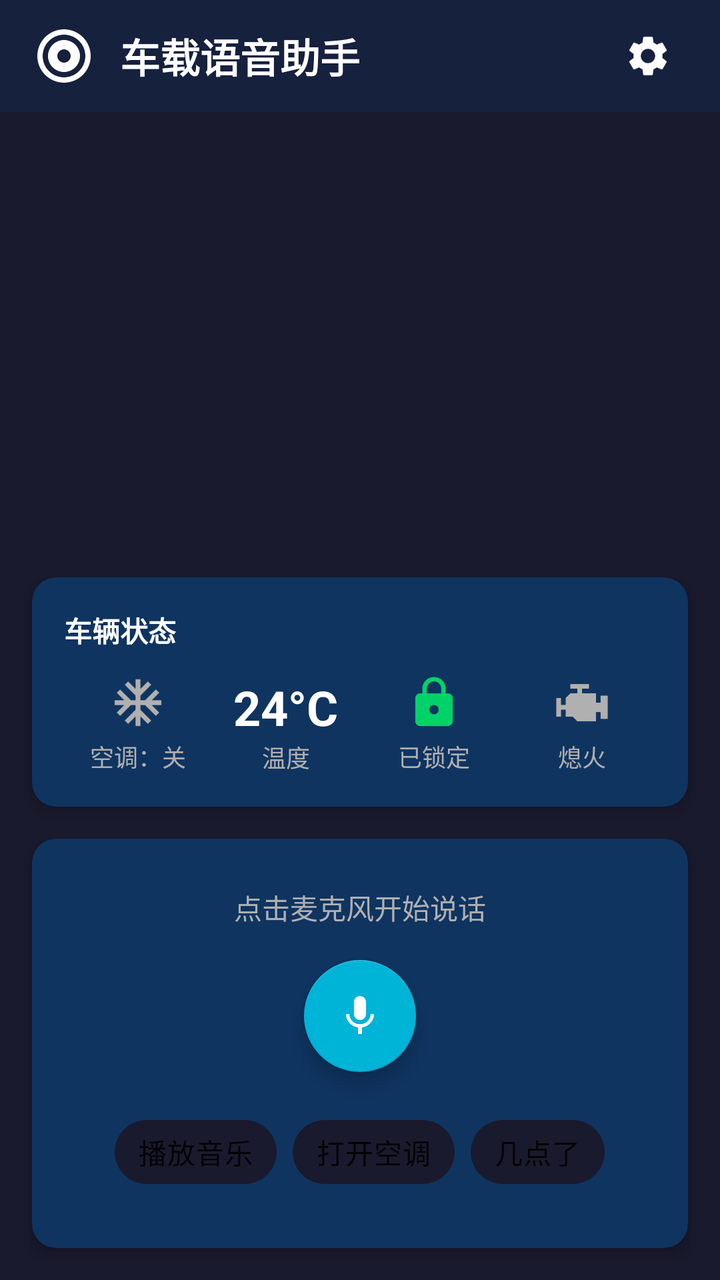
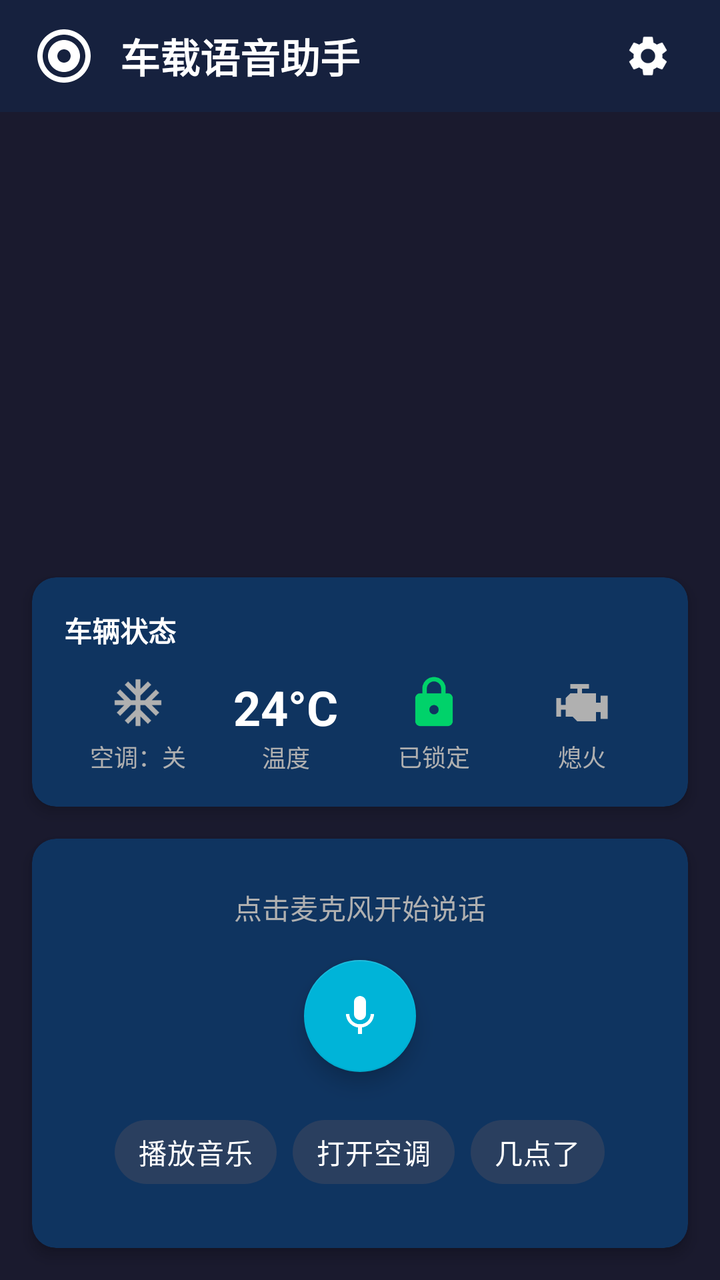

Two renders of the same Android screen: before a commit and after it. Below are the layout's source before the change and the commit's diff.
<!-- AndroidManifest.xml: activity theme Theme.VoiceAssistant.NoActionBar -->
<!-- res/layout/activity_main.xml -->
<?xml version="1.0" encoding="utf-8"?>
<androidx.constraintlayout.widget.ConstraintLayout xmlns:android="http://schemas.android.com/apk/res/android"
    xmlns:app="http://schemas.android.com/apk/res-auto"
    xmlns:tools="http://schemas.android.com/tools"
    android:id="@+id/main"
    android:layout_width="match_parent"
    android:layout_height="match_parent"
    android:background="@color/background_dark"
    tools:context=".ui.MainActivity">

    
    <LinearLayout
        android:id="@+id/titleBar"
        android:layout_width="match_parent"
        android:layout_height="56dp"
        android:background="@color/primary_dark"
        android:gravity="center_vertical"
        android:orientation="horizontal"
        android:paddingHorizontal="16dp"
        app:layout_constraintTop_toTopOf="parent">

        <ImageView
            android:layout_width="32dp"
            android:layout_height="32dp"
            android:src="@drawable/ic_assistant"
            app:tint="@color/white" />

        <TextView
            android:layout_width="0dp"
            android:layout_height="wrap_content"
            android:layout_marginStart="12dp"
            android:layout_weight="1"
            android:text="车载语音助手"
            android:textColor="@color/white"
            android:textSize="20sp"
            android:textStyle="bold" />

        <ImageButton
            android:id="@+id/btnSettings"
            android:layout_width="40dp"
            android:layout_height="40dp"
            android:background="?attr/selectableItemBackgroundBorderless"
            android:src="@drawable/ic_settings"
            app:tint="@color/white" />
    </LinearLayout>

    
    <androidx.recyclerview.widget.RecyclerView
        android:id="@+id/dialogRecyclerView"
        android:layout_width="match_parent"
        android:layout_height="0dp"
        android:clipToPadding="false"
        android:padding="16dp"
        app:layout_constraintBottom_toTopOf="@id/vehicleStatusCard"
        app:layout_constraintTop_toBottomOf="@id/titleBar" />

    
    <com.google.android.material.card.MaterialCardView
        android:id="@+id/vehicleStatusCard"
        android:layout_width="match_parent"
        android:layout_height="wrap_content"
        android:layout_marginHorizontal="16dp"
        android:layout_marginBottom="16dp"
        app:cardBackgroundColor="@color/card_background"
        app:cardCornerRadius="12dp"
        app:cardElevation="4dp"
        app:layout_constraintBottom_toTopOf="@id/voiceInputCard">

        <LinearLayout
            android:layout_width="match_parent"
            android:layout_height="wrap_content"
            android:orientation="vertical"
            android:padding="16dp">

            <TextView
                android:layout_width="wrap_content"
                android:layout_height="wrap_content"
                android:text="车辆状态"
                android:textColor="@color/text_primary"
                android:textSize="14sp"
                android:textStyle="bold" />

            <LinearLayout
                android:layout_width="match_parent"
                android:layout_height="wrap_content"
                android:layout_marginTop="12dp"
                android:orientation="horizontal">

                
                <LinearLayout
                    android:layout_width="0dp"
                    android:layout_height="wrap_content"
                    android:layout_weight="1"
                    android:gravity="center"
                    android:orientation="vertical">

                    <ImageView
                        android:id="@+id/iconAC"
                        android:layout_width="28dp"
                        android:layout_height="28dp"
                        android:src="@drawable/ic_ac"
                        app:tint="@color/text_secondary" />

                    <TextView
                        android:id="@+id/tvACStatus"
                        android:layout_width="wrap_content"
                        android:layout_height="wrap_content"
                        android:layout_marginTop="4dp"
                        android:text="空调：关"
                        android:textColor="@color/text_secondary"
                        android:textSize="12sp" />
                </LinearLayout>

                
                <LinearLayout
                    android:layout_width="0dp"
                    android:layout_height="wrap_content"
                    android:layout_weight="1"
                    android:gravity="center"
                    android:orientation="vertical">

                    <TextView
                        android:id="@+id/tvTemperature"
                        android:layout_width="wrap_content"
                        android:layout_height="wrap_content"
                        android:text="24°C"
                        android:textColor="@color/text_primary"
                        android:textSize="24sp"
                        android:textStyle="bold" />

                    <TextView
                        android:layout_width="wrap_content"
                        android:layout_height="wrap_content"
                        android:text="温度"
                        android:textColor="@color/text_secondary"
                        android:textSize="12sp" />
                </LinearLayout>

                
                <LinearLayout
                    android:layout_width="0dp"
                    android:layout_height="wrap_content"
                    android:layout_weight="1"
                    android:gravity="center"
                    android:orientation="vertical">

                    <ImageView
                        android:id="@+id/iconDoor"
                        android:layout_width="28dp"
                        android:layout_height="28dp"
                        android:src="@drawable/ic_lock"
                        app:tint="@color/accent_green" />

                    <TextView
                        android:id="@+id/tvDoorStatus"
                        android:layout_width="wrap_content"
                        android:layout_height="wrap_content"
                        android:layout_marginTop="4dp"
                        android:text="已锁定"
                        android:textColor="@color/text_secondary"
                        android:textSize="12sp" />
                </LinearLayout>

                
                <LinearLayout
                    android:layout_width="0dp"
                    android:layout_height="wrap_content"
                    android:layout_weight="1"
                    android:gravity="center"
                    android:orientation="vertical">

                    <ImageView
                        android:id="@+id/iconEngine"
                        android:layout_width="28dp"
                        android:layout_height="28dp"
                        android:src="@drawable/ic_engine"
                        app:tint="@color/text_secondary" />

                    <TextView
                        android:id="@+id/tvEngineStatus"
                        android:layout_width="wrap_content"
                        android:layout_height="wrap_content"
                        android:layout_marginTop="4dp"
                        android:text="熄火"
                        android:textColor="@color/text_secondary"
                        android:textSize="12sp" />
                </LinearLayout>
            </LinearLayout>
        </LinearLayout>
    </com.google.android.material.card.MaterialCardView>

    
    <com.google.android.material.card.MaterialCardView
        android:id="@+id/voiceInputCard"
        android:layout_width="match_parent"
        android:layout_height="wrap_content"
        android:layout_marginHorizontal="16dp"
        android:layout_marginBottom="16dp"
        app:cardBackgroundColor="@color/card_background"
        app:cardCornerRadius="12dp"
        app:cardElevation="4dp"
        app:layout_constraintBottom_toBottomOf="parent">

        <LinearLayout
            android:layout_width="match_parent"
            android:layout_height="wrap_content"
            android:gravity="center_horizontal"
            android:orientation="vertical"
            android:padding="24dp">

            
            <TextView
                android:id="@+id/tvRecognitionStatus"
                android:layout_width="wrap_content"
                android:layout_height="wrap_content"
                android:text="点击麦克风开始说话"
                android:textColor="@color/text_secondary"
                android:textSize="14sp" />

            
            <TextView
                android:id="@+id/tvRecognizedText"
                android:layout_width="wrap_content"
                android:layout_height="wrap_content"
                android:layout_marginTop="8dp"
                android:ellipsize="end"
                android:maxLines="2"
                android:textColor="@color/text_primary"
                android:textSize="16sp"
                android:visibility="gone" />

            
            <com.google.android.material.floatingactionbutton.FloatingActionButton
                android:id="@+id/fabMicrophone"
                android:layout_width="wrap_content"
                android:layout_height="wrap_content"
                android:layout_marginTop="16dp"
                android:src="@drawable/ic_mic"
                app:backgroundTint="@color/accent_blue"
                app:fabSize="normal"
                app:tint="@color/white" />

            
            <LinearLayout
                android:layout_width="match_parent"
                android:layout_height="wrap_content"
                android:layout_marginTop="16dp"
                android:gravity="center"
                android:orientation="horizontal">

                <com.google.android.material.chip.Chip
                    android:id="@+id/chipPlayMusic"
                    android:layout_width="wrap_content"
                    android:layout_height="wrap_content"
                    android:text="播放音乐"
                    app:chipBackgroundColor="@color/chip_background" />

                <com.google.android.material.chip.Chip
                    android:id="@+id/chipAC"
                    android:layout_width="wrap_content"
                    android:layout_height="wrap_content"
                    android:layout_marginStart="8dp"
                    android:text="打开空调"
                    app:chipBackgroundColor="@color/chip_background" />

                <com.google.android.material.chip.Chip
                    android:id="@+id/chipTime"
                    android:layout_width="wrap_content"
                    android:layout_height="wrap_content"
                    android:layout_marginStart="8dp"
                    android:text="几点了"
                    app:chipBackgroundColor="@color/chip_background" />
            </LinearLayout>
        </LinearLayout>
    </com.google.android.material.card.MaterialCardView>

    
    <com.google.android.material.card.MaterialCardView
        android:id="@+id/feedbackCard"
        android:layout_width="match_parent"
        android:layout_height="wrap_content"
        android:layout_marginHorizontal="16dp"
        android:layout_marginBottom="8dp"
        android:visibility="gone"
        app:cardBackgroundColor="@color/accent_blue"
        app:cardCornerRadius="8dp"
        app:layout_constraintBottom_toTopOf="@id/vehicleStatusCard">

        <LinearLayout
            android:layout_width="match_parent"
            android:layout_height="wrap_content"
            android:gravity="center_vertical"
            android:orientation="horizontal"
            android:padding="12dp">

            <ImageView
                android:id="@+id/iconFeedback"
                android:layout_width="20dp"
                android:layout_height="20dp"
                android:src="@drawable/ic_check_circle"
                app:tint="@color/white" />

            <TextView
                android:id="@+id/tvFeedback"
                android:layout_width="0dp"
                android:layout_height="wrap_content"
                android:layout_marginStart="8dp"
                android:layout_weight="1"
                android:text="温度已调高至25度"
                android:textColor="@color/white"
                android:textSize="14sp" />
        </LinearLayout>
    </com.google.android.material.card.MaterialCardView>

</androidx.constraintlayout.widget.ConstraintLayout>
<!-- resources referenced by this layout -->
<resources>
  <color name="accent_blue">#FF00B4D8</color>
  <color name="accent_green">#FF00D26A</color>
  <color name="background_dark">#FF1A1A2E</color>
  <color name="card_background">#FF0F3460</color>
  <color name="chip_background">#FF1A1A2E</color>
  <color name="primary_dark">#FF16213E</color>
  <color name="text_primary">#FFFFFFFF</color>
  <color name="text_secondary">#FFB0B0B0</color>
  <color name="white">#FFFFFFFF</color>
  <!-- drawable ic_ac (drawable) -->
  <?xml version="1.0" encoding="utf-8"?>
  <vector xmlns:android="http://schemas.android.com/apk/res/android"
      android:width="24dp"
      android:height="24dp"
      android:viewportWidth="24"
      android:viewportHeight="24">
      <path
          android:fillColor="#FFFFFF"
          android:pathData="M22,11h-4.17l3.24,-3.24l-1.41,-1.42L15,11h-2V9l4.66,-4.66l-1.42,-1.41L13,6.17V2h-2v4.17L7.76,2.93L6.34,4.34L11,9v2H9L4.34,6.34L2.93,7.76L6.17,11H2v2h4.17l-3.24,3.24l1.41,1.42L9,13h2v2l-4.66,4.66l1.42,1.41L11,17.83V22h2v-4.17l3.24,3.24l1.42,-1.41L13,15v-2h2l4.66,4.66l1.41,-1.42L17.83,13H22z" />
  </vector>
  <!-- drawable ic_assistant (drawable) -->
  <?xml version="1.0" encoding="utf-8"?>
  <vector xmlns:android="http://schemas.android.com/apk/res/android"
      android:width="24dp"
      android:height="24dp"
      android:viewportWidth="24"
      android:viewportHeight="24">
      <path
          android:fillColor="#FFFFFF"
          android:pathData="M12,2C6.48,2 2,6.48 2,12s4.48,10 10,10 10,-4.48 10,-10S17.52,2 12,2zM12,20c-4.41,0 -8,-3.59 -8,-8s3.59,-8 8,-8 8,3.59 8,8 -3.59,8 -8,8zM12,6c-3.31,0 -6,2.69 -6,6s2.69,6 6,6 6,-2.69 6,-6 -2.69,-6 -6,-6zM14.5,12c0,1.38 -1.12,2.5 -2.5,2.5S9.5,13.38 9.5,12s1.12,-2.5 2.5,-2.5 2.5,1.12 2.5,2.5z" />
  </vector>
  <!-- drawable ic_check_circle (drawable) -->
  <?xml version="1.0" encoding="utf-8"?>
  <vector xmlns:android="http://schemas.android.com/apk/res/android"
      android:width="24dp"
      android:height="24dp"
      android:viewportWidth="24"
      android:viewportHeight="24">
      <path
          android:fillColor="#FFFFFF"
          android:pathData="M12,2C6.48,2 2,6.48 2,12s4.48,10 10,10 10,-4.48 10,-10S17.52,2 12,2zM10,17l-5,-5 1.41,-1.41L10,14.17l7.59,-7.59L19,8l-9,9z" />
  </vector>
  <!-- drawable ic_engine (drawable) -->
  <?xml version="1.0" encoding="utf-8"?>
  <vector xmlns:android="http://schemas.android.com/apk/res/android"
      android:width="24dp"
      android:height="24dp"
      android:viewportWidth="24"
      android:viewportHeight="24">
      <path
          android:fillColor="#FFFFFF"
          android:pathData="M7,4v2h3v2H7l-2,2v3H3v-3H1v8h2v-3h2v3h3l2,2h8v-4h2v3h3V9h-3v3h-2V8h-6V6h3V4H7z" />
  </vector>
  <!-- drawable ic_lock (drawable) -->
  <?xml version="1.0" encoding="utf-8"?>
  <vector xmlns:android="http://schemas.android.com/apk/res/android"
      android:width="24dp"
      android:height="24dp"
      android:viewportWidth="24"
      android:viewportHeight="24">
      <path
          android:fillColor="#FFFFFF"
          android:pathData="M18,8h-1V6c0,-2.76 -2.24,-5 -5,-5S7,3.24 7,6v2H6c-1.1,0 -2,0.9 -2,2v10c0,1.1 0.9,2 2,2h12c1.1,0 2,-0.9 2,-2V10c0,-1.1 -0.9,-2 -2,-2zM12,17c-1.1,0 -2,-0.9 -2,-2s0.9,-2 2,-2 2,0.9 2,2 -0.9,2 -2,2zM15.1,8H8.9V6c0,-1.71 1.39,-3.1 3.1,-3.1 1.71,0 3.1,1.39 3.1,3.1v2z" />
  </vector>
  <!-- drawable ic_mic (drawable) -->
  <?xml version="1.0" encoding="utf-8"?>
  <vector xmlns:android="http://schemas.android.com/apk/res/android"
      android:width="24dp"
      android:height="24dp"
      android:viewportWidth="24"
      android:viewportHeight="24">
      <path
          android:fillColor="#FFFFFF"
          android:pathData="M12,14c1.66,0 2.99,-1.34 2.99,-3L15,5c0,-1.66 -1.34,-3 -3,-3S9,3.34 9,5v6c0,1.66 1.34,3 3,3zM17.3,11c0,3 -2.54,5.1 -5.3,5.1S6.7,14 6.7,11L5,11c0,3.41 2.72,6.23 6,6.72L11,21h2v-3.28c3.28,-0.48 6,-3.3 6,-6.72h-1.7z" />
  </vector>
  <!-- unchanged entries left out for length: 2 -->
</resources>

<!-- the commit's change to res/layout/activity_main.xml (unified diff, before → after) -->
@@ -253,6 +253,7 @@
                     android:layout_width="wrap_content"
                     android:layout_height="wrap_content"
                     android:text="播放音乐"
+                    android:textColor="@color/white"
                     app:chipBackgroundColor="@color/chip_background" />
 
                 <com.google.android.material.chip.Chip
@@ -261,6 +262,7 @@
                     android:layout_height="wrap_content"
                     android:layout_marginStart="8dp"
                     android:text="打开空调"
+                    android:textColor="@color/white"
                     app:chipBackgroundColor="@color/chip_background" />
 
                 <com.google.android.material.chip.Chip
@@ -269,6 +271,7 @@
                     android:layout_height="wrap_content"
                     android:layout_marginStart="8dp"
                     android:text="几点了"
+                    android:textColor="@color/white"
                     app:chipBackgroundColor="@color/chip_background" />
             </LinearLayout>
         </LinearLayout>
<!-- resource entries referenced after the edit -->
@@ -4,7 +4,7 @@
   <color name="accent_green">#FF00D26A</color>
   <color name="background_dark">#FF1A1A2E</color>
   <color name="card_background">#FF0F3460</color>
-  <color name="chip_background">#FF1A1A2E</color>
+  <color name="chip_background">#FF2A3F5F</color>
   <color name="primary_dark">#FF16213E</color>
   <color name="text_primary">#FFFFFFFF</color>
   <color name="text_secondary">#FFB0B0B0</color>
